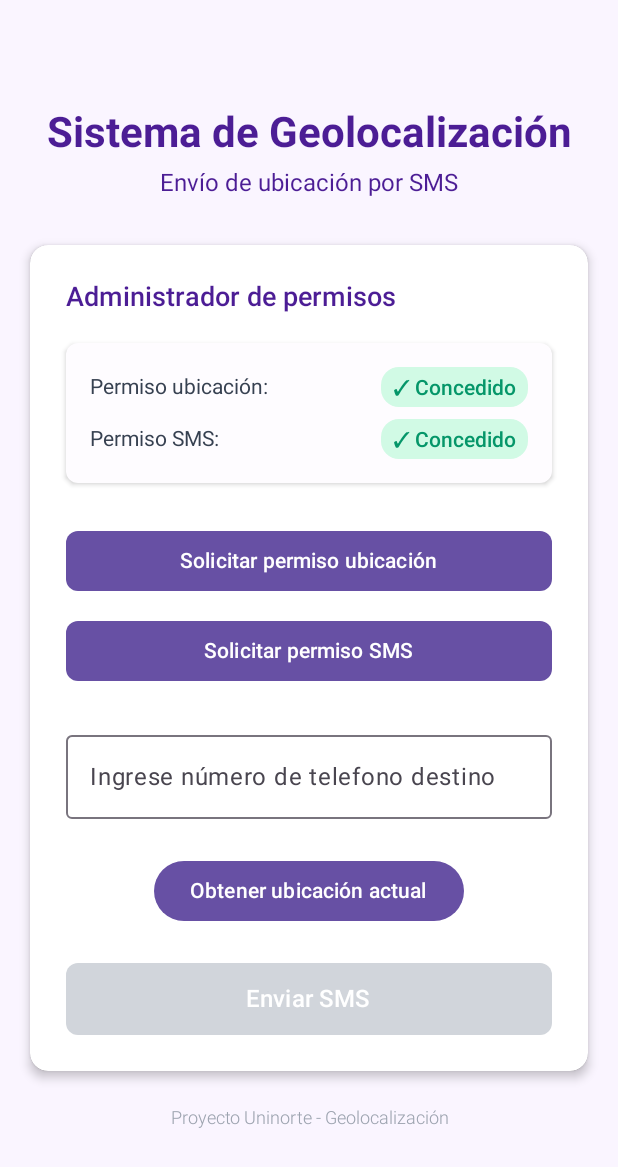
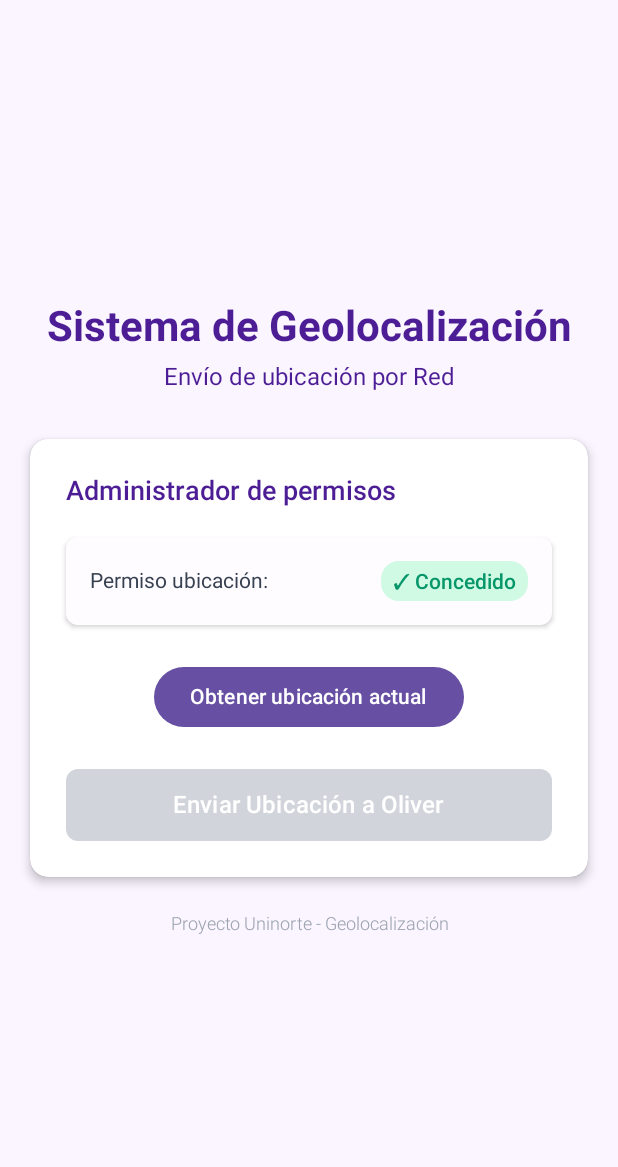
Before and after one commit to herbds/Geolocation, an Android app built with Jetpack Compose: the screen it shows after launch (MainActivity), on a phone screen of 412 x 824 dp. Shown: the top 1167 px of the screen. Run offline under Robolectric (Android 15) with nearby library versions, the phone set to English and light mode, and no system bars.

Commit message:
Refactor location sharing functionality: replace SMS with network transmission, update permissions, and remove SMS-related components.

```diff
--- a/app/src/main/AndroidManifest.xml
+++ b/app/src/main/AndroidManifest.xml
@@ -3,7 +3,7 @@
     xmlns:tools="http://schemas.android.com/tools">
 
     <!-- Permisos necesarios para nuestra app -->
-    <uses-permission android:name="android.permission.SEND_SMS" />
+    <uses-permission android:name="android.permission.INTERNET" />
     <uses-permission android:name="android.permission.ACCESS_FINE_LOCATION" />
     <uses-permission android:name="android.permission.ACCESS_COARSE_LOCATION" />
     <uses-feature android:name="android.hardware.telephony" android:required="false" />
--- a/app/src/main/java/com/project/geolocation/MainActivity.kt
+++ b/app/src/main/java/com/project/geolocation/MainActivity.kt
@@ -4,42 +4,44 @@ import android.os.Bundle
 import android.widget.Toast
 import androidx.activity.ComponentActivity
 import androidx.activity.compose.setContent
+import androidx.lifecycle.lifecycleScope
 import com.project.geolocation.location.LocationManager
+import com.project.geolocation.network.NetworkManager
 import com.project.geolocation.permissions.PermissionManager
-import com.project.geolocation.sms.SmsManager
 import com.project.geolocation.ui.screens.MainScreen
+import kotlinx.coroutines.launch
 
 class MainActivity : ComponentActivity() {
 
     private lateinit var permissionManager: PermissionManager
     private lateinit var locationManager: LocationManager
-    private lateinit var smsManager: SmsManager
+    private lateinit var networkManager: NetworkManager
 
     override fun onCreate(savedInstanceState: Bundle?) {
         super.onCreate(savedInstanceState)
 
-        // Initialize managers
         initializeManagers()
-
-        // Check permissions on startup
         permissionManager.checkPermissions()
 
         setContent {
             MainScreen(
                 currentLocation = locationManager.currentLocation,
                 hasLocationPermission = permissionManager.hasLocationPermission,
-                hasSmsPermission = permissionManager.hasSmsPermission,
-                onRequestLocationPermission = {
-                    permissionManager.requestLocationPermission()
+                onGetLocation = {
+                    if (permissionManager.hasLocationPermission) {
+                        locationManager.getLocation()
+                    } else {
+                        permissionManager.requestLocationPermission()
+                    }
                 },
-                onRequestSmsPermission = {
-                    permissionManager.requestSmsPermission()
-                },
-                onGetLocation = {
-                    locationManager.getLocation()
-                },
-                onSendSMS = { phoneNumber ->
-                    smsManager.sendSMS(phoneNumber, locationManager.currentLocation)
+                onSendLocation = {
+                    lifecycleScope.launch {
+                        val ip = "152.201.160.241"
+                        val port = 5050
+                        val identifier = "Oliver Workspace"
+
+                        networkManager.sendLocation(ip, port, locationManager.currentLocation, identifier)
+                    }
                 }
             )
         }
@@ -55,13 +57,6 @@ class MainActivity : ComponentActivity() {
                 } else {
                     Toast.makeText(this, "Permiso de ubicación denegado", Toast.LENGTH_LONG).show()
                 }
-            },
-            onSmsPermissionResult = { granted ->
-                if (granted) {
-                    Toast.makeText(this, "Permiso de SMS concedido", Toast.LENGTH_SHORT).show()
-                } else {
-                    Toast.makeText(this, "Permiso de SMS denegado", Toast.LENGTH_LONG).show()
-                }
             }
         )
 
@@ -70,9 +65,6 @@ class MainActivity : ComponentActivity() {
             hasLocationPermission = { permissionManager.hasLocationPermission }
         )
 
-        smsManager = SmsManager(
-            context = this,
-            hasSmsPermission = { permissionManager.hasSmsPermission }
-        )
+        networkManager = NetworkManager(context = this)
     }
 }
--- a/app/src/main/java/com/project/geolocation/permissions/PermissionManager.kt
+++ b/app/src/main/java/com/project/geolocation/permissions/PermissionManager.kt
@@ -1,7 +1,6 @@
 package com.project.geolocation.permissions
 
 import android.Manifest
-import android.content.Context
 import android.content.pm.PackageManager
 import androidx.activity.ComponentActivity
 import androidx.activity.result.ActivityResultLauncher
@@ -11,13 +10,9 @@ import androidx.core.content.ContextCompat
 
 class PermissionManager(
     private val activity: ComponentActivity,
-    private val onLocationPermissionResult: (Boolean) -> Unit,
-    private val onSmsPermissionResult: (Boolean) -> Unit
+    private val onLocationPermissionResult: (Boolean) -> Unit
 ) {
     var hasLocationPermission by mutableStateOf(false)
-        private set
-
-    var hasSmsPermission by mutableStateOf(false)
         private set
 
     // Launcher for location permissions
@@ -32,22 +27,12 @@ class PermissionManager(
             onLocationPermissionResult(hasLocationPermission)
         }
 
-    // Launcher for SMS permission
-    private val smsPermissionLauncher: ActivityResultLauncher<String> =
-        activity.registerForActivityResult(
-            ActivityResultContracts.RequestPermission()
-        ) { isGranted ->
-            hasSmsPermission = isGranted
-            onSmsPermissionResult(isGranted)
-        }
 
     fun checkPermissions() {
         hasLocationPermission = (
                 ContextCompat.checkSelfPermission(activity, Manifest.permission.ACCESS_FINE_LOCATION) == PackageManager.PERMISSION_GRANTED ||
                         ContextCompat.checkSelfPermission(activity, Manifest.permission.ACCESS_COARSE_LOCATION) == PackageManager.PERMISSION_GRANTED
                 )
-
-        hasSmsPermission = ContextCompat.checkSelfPermission(activity, Manifest.permission.SEND_SMS) == PackageManager.PERMISSION_GRANTED
     }
 
     fun requestLocationPermission() {
@@ -58,8 +43,4 @@ class PermissionManager(
             )
         )
     }
-
-    fun requestSmsPermission() {
-        smsPermissionLauncher.launch(Manifest.permission.SEND_SMS)
-    }
 }
--- a/app/src/main/java/com/project/geolocation/ui/components/PermissionButtons.kt
+++ b/app/src/main/java/com/project/geolocation/ui/components/PermissionButtons.kt
@@ -1,16 +1,8 @@
 package com.project.geolocation.ui.components
 
 import androidx.compose.foundation.background
-import androidx.compose.foundation.gestures.snapping.SnapPosition
-import androidx.compose.foundation.layout.Arrangement
-import androidx.compose.foundation.layout.Column
-import androidx.compose.foundation.layout.Row
-import androidx.compose.foundation.layout.Spacer
-import androidx.compose.foundation.layout.fillMaxWidth
-import androidx.compose.foundation.layout.height
-import androidx.compose.foundation.layout.padding
+import androidx.compose.foundation.layout.*
 import androidx.compose.foundation.shape.RoundedCornerShape
-import androidx.compose.material3.Button
 import androidx.compose.material3.Card
 import androidx.compose.material3.CardDefaults
 import androidx.compose.material3.Text
@@ -18,7 +10,6 @@ import androidx.compose.runtime.Composable
 import androidx.compose.ui.Alignment
 import androidx.compose.ui.Modifier
 import androidx.compose.ui.graphics.Color
-import androidx.compose.ui.layout.AlignmentLine
 import androidx.compose.ui.text.font.FontWeight
 import androidx.compose.ui.tooling.preview.Preview
 import androidx.compose.ui.unit.dp
@@ -27,17 +18,12 @@ import androidx.compose.ui.unit.sp
 @Composable
 fun PermissionButtons(
     hasLocationPermission: Boolean,
-    hasSmsPermission: Boolean,
-    onRequestLocationPermission: () -> Unit,
-    onRequestSmsPermission: () -> Unit,
     modifier: Modifier = Modifier
 ) {
     Column(
         modifier = modifier,
         verticalArrangement = Arrangement.spacedBy(12.dp)
     ) {
-
-
         Text(
             text = "Administrador de permisos",
             fontSize = 18.sp,
@@ -46,13 +32,10 @@ fun PermissionButtons(
             modifier = Modifier.padding(bottom = 8.dp)
         )
 
-        // Permission color state
         Card(
             modifier = Modifier.fillMaxWidth(),
             shape = RoundedCornerShape(8.dp),
-            colors = CardDefaults.cardColors(
-                containerColor = Color(0xFFFEFCFF) // 0xFFFEFCFF
-            ),
+            colors = CardDefaults.cardColors(containerColor = Color(0xFFFEFCFF)),
             elevation = CardDefaults.cardElevation(defaultElevation = 2.dp)
         ) {
             Column(
@@ -61,7 +44,6 @@ fun PermissionButtons(
                     .padding(16.dp),
                 verticalArrangement = Arrangement.spacedBy(8.dp)
             ) {
-                // Location Permission
                 Row(
                     modifier = Modifier.fillMaxWidth(),
                     horizontalArrangement = Arrangement.SpaceBetween,
@@ -76,35 +58,10 @@ fun PermissionButtons(
                         text = if (hasLocationPermission) "✓ Concedido" else "✗ Denegado",
                         fontSize = 14.sp,
                         fontWeight = FontWeight.Medium,
-                        color = if (hasLocationPermission) Color(0xFF059669) else Color(0xFFDC2626), // Verde o Rojo
+                        color = if (hasLocationPermission) Color(0xFF059669) else Color(0xFFDC2626),
                         modifier = Modifier
                             .background(
-                                color = if (hasLocationPermission) Color(0xFFD1FAE5) else Color(0xFFFEE2E2), // Fondo verde claro o rojo claro
-                                shape = RoundedCornerShape(12.dp)
-                            )
-                            .padding(horizontal = 8.dp, vertical = 4.dp)
-                    )
-                }
-
-                // SMS Permission
-                Row(
-                    modifier = Modifier.fillMaxWidth(),
-                    horizontalArrangement = Arrangement.SpaceBetween,
-                    verticalAlignment = Alignment.CenterVertically
-                ) {
-                    Text(
-                        text = "Permiso SMS:",
-                        fontSize = 14.sp,
-                        color = Color(0xFF374151)
-                    )
-                    Text(
-                        text = if (hasSmsPermission) "✓ Concedido" else "✗ Denegado",
-                        fontSize = 14.sp,
-                        fontWeight = FontWeight.Medium,
-                        color = if (hasSmsPermission) Color(0xFF059669) else Color(0xFFDC2626), // Verde o Rojo
-                        modifier = Modifier
-                            .background(
-                                color = if (hasSmsPermission) Color(0xFFD1FAE5) else Color(0xFFFEE2E2), // Fondo verde claro o rojo claro
+                                color = if (hasLocationPermission) Color(0xFFD1FAE5) else Color(0xFFFEE2E2),
                                 shape = RoundedCornerShape(12.dp)
                             )
                             .padding(horizontal = 8.dp, vertical = 4.dp)
@@ -112,46 +69,13 @@ fun PermissionButtons(
                 }
             }
         }
-
-        Spacer(modifier = Modifier.height(4.dp))
-
-        // Request permission button
-        Button(
-            onClick = onRequestLocationPermission,
-            modifier = Modifier.fillMaxWidth(),
-            shape = RoundedCornerShape(8.dp)
-        ) {
-            Text("Solicitar permiso ubicación")
-        }
-
-        Button(
-            onClick = onRequestSmsPermission,
-            modifier = Modifier.fillMaxWidth(),
-            shape = RoundedCornerShape(8.dp)
-        ) {
-            Text("Solicitar permiso SMS")
-        }
     }
 }
 
 @Preview(showBackground = true)
 @Composable
-fun PermissionButtonsPreview(){
+fun PermissionButtonsPreview() {
     PermissionButtons(
-        hasLocationPermission = false,   // Uno concedido
-        hasSmsPermission = true,       // Uno denegado
-        onRequestLocationPermission = { },
-        onRequestSmsPermission = { }
+        hasLocationPermission = false
     )
 }
-
-@Preview(showBackground = true)
-@Composable
-fun PermissionButtonsAllGrantedPreview(){
-    PermissionButtons(
-        hasLocationPermission = true,   // Ambos concedidos
-        hasSmsPermission = true,
-        onRequestLocationPermission = { },
-        onRequestSmsPermission = { }
-    )
-}
--- a/app/src/main/java/com/project/geolocation/ui/components/PhoneNumberInputs.kt
+++ /dev/null
@@ -1,41 +0,0 @@
-package com.project.geolocation.ui.components
-
-import androidx.compose.foundation.layout.fillMaxWidth
-import androidx.compose.material3.OutlinedTextField
-import androidx.compose.material3.Text
-import androidx.compose.runtime.Composable
-import androidx.compose.ui.Modifier
-import androidx.compose.ui.tooling.preview.Preview
-
-@Composable
-fun PhoneNumberInput(
-    phoneNumber: String,
-    onPhoneNumberChange: (String) -> Unit,
-    modifier: Modifier = Modifier
-) {
-    OutlinedTextField(
-        value = phoneNumber,
-        onValueChange = onPhoneNumberChange,
-        label = { Text("Ingrese número de telefono destino") },
-        placeholder = { Text("3001234567") },
-        modifier = modifier.fillMaxWidth()
-    )
-}
-
-@Preview(showBackground = true)
-@Composable
-fun PhoneNumberInputPreview(){
-    PhoneNumberInput(
-        phoneNumber = "3208657509",
-        onPhoneNumberChange = { }
-    )
-}
-
-@Preview(showBackground = true)
-@Composable
-fun PhoneNumberInputEmptyPreview(){
-    PhoneNumberInput(
-        phoneNumber = "",
-        onPhoneNumberChange = { }
-    )
-}
--- a/app/src/main/java/com/project/geolocation/ui/screens/MainScreen.kt
+++ b/app/src/main/java/com/project/geolocation/ui/screens/MainScreen.kt
@@ -8,7 +8,6 @@ import androidx.compose.material3.Button
 import androidx.compose.material3.ButtonDefaults
 import androidx.compose.material3.Card
 import androidx.compose.material3.CardDefaults
-import androidx.compose.material3.MaterialTheme
 import androidx.compose.material3.Text
 import androidx.compose.runtime.*
 import androidx.compose.ui.Alignment
@@ -22,28 +21,20 @@ import androidx.compose.ui.unit.dp
 import androidx.compose.ui.unit.sp
 import com.project.geolocation.ui.components.LocationDisplay
 import com.project.geolocation.ui.components.PermissionButtons
-import com.project.geolocation.ui.components.PhoneNumberInput
 
 @Composable
 fun MainScreen(
     currentLocation: Location?,
     hasLocationPermission: Boolean,
-    hasSmsPermission: Boolean,
-    onRequestLocationPermission: () -> Unit,
-    onRequestSmsPermission: () -> Unit,
     onGetLocation: () -> Unit,
-    onSendSMS: (String) -> Unit,
+    onSendLocation: () -> Unit,
     modifier: Modifier = Modifier
 ) {
-    var phoneNumber by remember { mutableStateOf("") }
-
-    // BACKGROUND
     Box(
         modifier = modifier
             .fillMaxSize()
-            .background(Color(0xFFFAF5FF)) // 0xFFFAF5FF
+            .background(Color(0xFFFAF5FF))
     ) {
-        // CONTENEDOR PRINCIPAL
         Column(
             modifier = Modifier
                 .fillMaxSize()
@@ -51,36 +42,29 @@ fun MainScreen(
             horizontalAlignment = Alignment.CenterHorizontally,
             verticalArrangement = Arrangement.Center
         ) {
-
-            // Principal Tittle
             Text(
                 text = "Sistema de Geolocalización",
                 fontSize = 28.sp,
                 fontWeight = FontWeight.Bold,
-                color = Color(0xFF4C1D95), // 0xFF4C1D95
+                color = Color(0xFF4C1D95),
                 textAlign = TextAlign.Center,
                 modifier = Modifier.padding(bottom = 8.dp)
             )
-
-            // Subtittle
             Text(
-                text = "Envío de ubicación por SMS",
+                text = "Envío de ubicación por Red",
                 fontSize = 16.sp,
                 fontWeight = FontWeight.Normal,
-                color = Color(0xFF4C1D95), // 0xFF4C1D95
+                color = Color(0xFF4C1D95),
                 textAlign = TextAlign.Center,
                 modifier = Modifier.padding(bottom = 32.dp)
             )
 
-            // Content card
             Card(
                 modifier = Modifier
                     .fillMaxWidth()
-                    .shadow(4.dp, RoundedCornerShape(12.dp)), // Sombra más sutil
+                    .shadow(4.dp, RoundedCornerShape(12.dp)),
                 shape = RoundedCornerShape(12.dp),
-                colors = CardDefaults.cardColors(
-                    containerColor = Color.White
-                ),
+                colors = CardDefaults.cardColors(containerColor = Color.White),
                 elevation = CardDefaults.cardElevation(defaultElevation = 4.dp)
             ) {
                 Column(
@@ -92,15 +76,7 @@ fun MainScreen(
                 ) {
 
                     PermissionButtons(
-                        hasLocationPermission = hasLocationPermission,
-                        hasSmsPermission = hasSmsPermission,
-                        onRequestLocationPermission = onRequestLocationPermission,
-                        onRequestSmsPermission = onRequestSmsPermission
-                    )
-
-                    PhoneNumberInput(
-                        phoneNumber = phoneNumber,
-                        onPhoneNumberChange = { phoneNumber = it }
+                        hasLocationPermission = hasLocationPermission
                     )
 
                     LocationDisplay(
@@ -108,21 +84,20 @@ fun MainScreen(
                         onGetLocation = onGetLocation
                     )
 
-                    // Send button
                     Button(
-                        onClick = { onSendSMS(phoneNumber) },
-                        enabled = currentLocation != null && phoneNumber.isNotEmpty() && hasSmsPermission,
+                        onClick = { onSendLocation() },
+                        enabled = currentLocation != null && hasLocationPermission,
                         modifier = Modifier
                             .fillMaxWidth()
-                            .height(48.dp), // Standart Height
-                        shape = RoundedCornerShape(8.dp), // Rounded
+                            .height(48.dp),
+                        shape = RoundedCornerShape(8.dp),
                         colors = ButtonDefaults.buttonColors(
-                            containerColor = Color(0xFF6EE7B7), // Available send
-                            disabledContainerColor = Color(0xFFD1D5DB) // Deniend Send
+                            containerColor = Color(0xFF4C1D95),
+                            disabledContainerColor = Color(0xFFD1D5DB)
                         )
                     ) {
                         Text(
-                            text = "Enviar SMS",
+                            text = "Enviar Ubicación a Oliver",
                             fontSize = 16.sp,
                             fontWeight = FontWeight.Medium,
                             color = Color.White
@@ -130,8 +105,6 @@ fun MainScreen(
                     }
                 }
             }
-
-            // Page foot
             Text(
                 text = "Proyecto Uninorte - Geolocalización",
                 fontSize = 12.sp,
@@ -144,16 +117,14 @@ fun MainScreen(
     }
 }
 
+
 @Preview(showBackground = true)
 @Composable
 fun MainScreenPreview() {
     MainScreen(
         currentLocation = null,
-        hasLocationPermission = false,
-        hasSmsPermission = true,
-        onRequestLocationPermission = { },
-        onRequestSmsPermission = { },
+        hasLocationPermission = true,
         onGetLocation = { },
-        onSendSMS = { }
+        onSendLocation = { }
     )
 }
```
Also changed, not shown: app/src/main/java/com/project/geolocation/network/NetworkManager.kt (added, +50 -0 lines), app/src/main/java/com/project/geolocation/sms/SmsManager.kt (deleted, +0 -68 lines), 1 other file.
